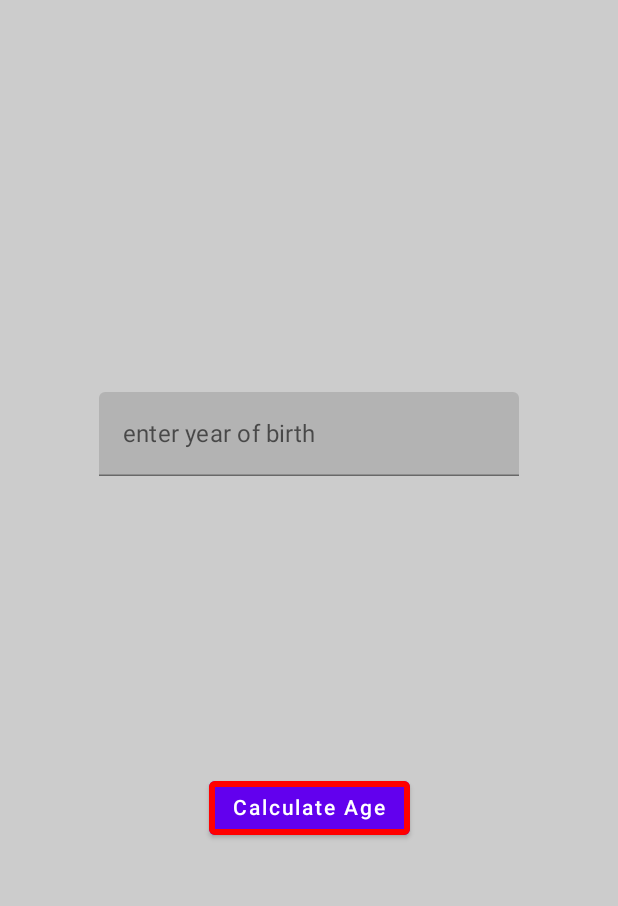
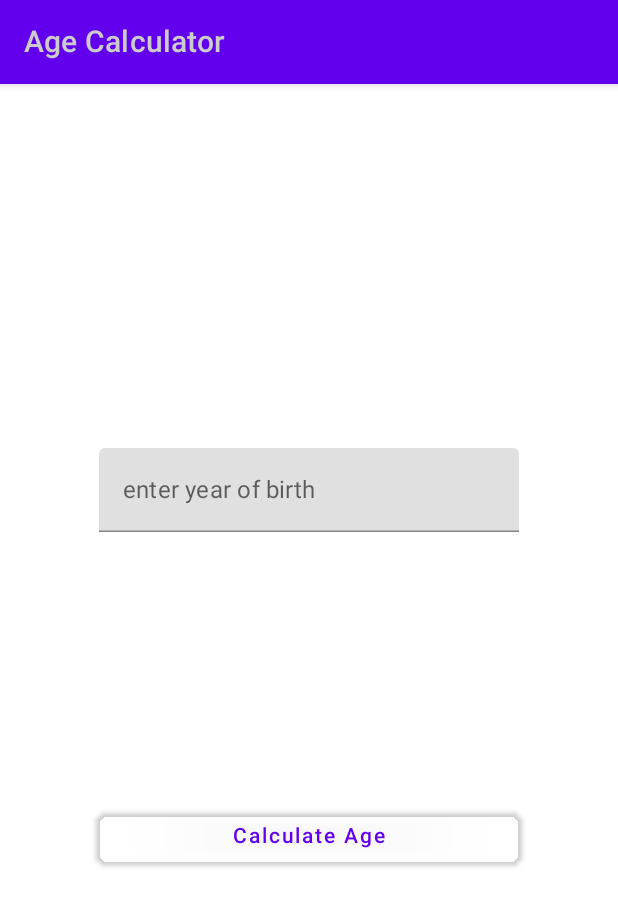
Before and after one commit to minusZeroo/Age_Calculator, an Android app built with Jetpack Compose: the screen it shows after launch (MainActivity), on a phone screen of 412 x 824 dp. Shown: the top 906 px of the screen. Run offline under Robolectric (Android 15) with nearby library versions, the phone set to English and light mode, and no system bars.

Commit message:
some mods

```diff
--- a/app/src/main/java/com/example/agecalculator/MainActivity.kt
+++ b/app/src/main/java/com/example/agecalculator/MainActivity.kt
@@ -6,6 +6,7 @@ import androidx.activity.compose.setContent
 import androidx.compose.foundation.BorderStroke
 import androidx.compose.foundation.background
 import androidx.compose.foundation.layout.*
+import androidx.compose.foundation.shape.RoundedCornerShape
 import androidx.compose.material.*
 import androidx.compose.material.icons.materialIcon
 import androidx.compose.runtime.Composable
@@ -32,11 +33,8 @@ class MainActivity : ComponentActivity() {
 }
 
 @Composable
-fun AppBar(title: String){
-    TopAppBar(title = { Text(text = "AppBar", color = Color.White)}, navigationIcon = { IconButton(
-        onClick = { /*TODO*/ }) {
-
-    }})
+fun AppBar(){
+    TopAppBar(title = { Text(text = "Age Calculator", color = Color.LightGray)}, elevation = 4.dp)
 
 }
 
@@ -45,10 +43,12 @@ fun AppBar(title: String){
 @Composable
 fun MainScreen(){
 
-   Surface(color = Color.LightGray,
-        modifier = Modifier.fillMaxSize()) {
+    Scaffold(topBar = { AppBar()}) {
 
 
+
+   Surface(color = MaterialTheme.colors.background,
+        modifier = Modifier.fillMaxSize()) {
 
 
         Column (modifier = Modifier
@@ -59,19 +59,19 @@ fun MainScreen(){
             val mytext = remember { mutableStateOf(TextFieldValue()) }
             TextField(value = mytext.value,  onValueChange = { mytext.value}, label = {Text("enter year of birth")})
 
-            //Surface(color = Color.LightGray, modifier = Modifier.wrapContentSize()) {
                 Button(
                     onClick = { /*TODO*/ },
-                    shape = MaterialTheme.shapes.medium,
-                    border = BorderStroke(
-                        width = 4.dp,
-                        brush = SolidColor(Color.Red))
+                    colors = ButtonDefaults.textButtonColors(backgroundColor = Color.Transparent),
+                    shape = RoundedCornerShape(8.dp),
+                    modifier = Modifier.fillMaxWidth(),
+                    //border = BorderStroke(
+                        //width = 2.dp,
+                        //brush = SolidColor(Color.Red))
                 ) {
                     Text("Calculate Age")
-
                 }
-            //}
-        }
+            }
+       }
    }
 }
 
```
